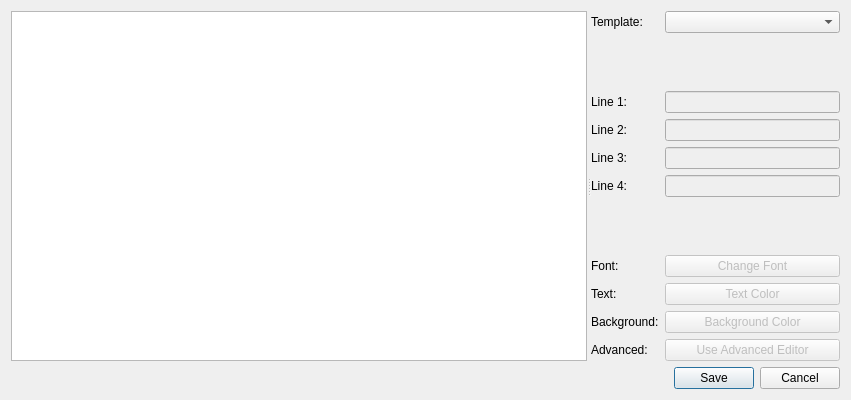
The window that src/windows/ui/title-editor.ui (OpenShot/openshot-qt) describes before a commit, drawn with Qt 5.
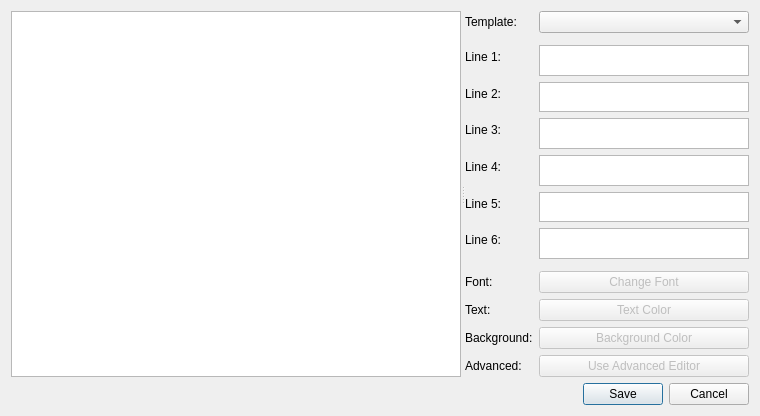
The same window after the commit.

Commit message: Fixed lots of SVG issues with the built-in titles. Alignment of many words was incorrect, and the multi-line titles had a few more issues. Also improved the layout of the title editor, and added a max of 6 editable lines.

```diff
--- a/src/windows/ui/title-editor.ui
+++ b/src/windows/ui/title-editor.ui
@@ -6,8 +6,8 @@
    <rect>
     <x>0</x>
     <y>0</y>
-    <width>851</width>
-    <height>400</height>
+    <width>760</width>
+    <height>416</height>
    </rect>
   </property>
   <property name="windowTitle">
@@ -104,20 +104,17 @@
         </widget>
        </item>
        <item row="3" column="1">
-        <widget class="QLineEdit" name="txtLine1">
-         <property name="enabled">
-          <bool>false</bool>
-         </property>
+        <widget class="QTextEdit" name="txtLine1">
          <property name="sizePolicy">
-          <sizepolicy hsizetype="Minimum" vsizetype="Fixed">
+          <sizepolicy hsizetype="Expanding" vsizetype="MinimumExpanding">
            <horstretch>0</horstretch>
            <verstretch>0</verstretch>
           </sizepolicy>
          </property>
          <property name="minimumSize">
           <size>
-           <width>69</width>
-           <height>0</height>
+           <width>0</width>
+           <height>28</height>
           </size>
          </property>
         </widget>
@@ -130,9 +127,18 @@
         </widget>
        </item>
        <item row="4" column="1">
-        <widget class="QLineEdit" name="txtLine2">
-         <property name="enabled">
-          <bool>false</bool>
+        <widget class="QTextEdit" name="txtLine2">
+         <property name="sizePolicy">
+          <sizepolicy hsizetype="Expanding" vsizetype="MinimumExpanding">
+           <horstretch>0</horstretch>
+           <verstretch>0</verstretch>
+          </sizepolicy>
+         </property>
+         <property name="minimumSize">
+          <size>
+           <width>0</width>
+           <height>28</height>
+          </size>
          </property>
         </widget>
        </item>
@@ -144,9 +150,18 @@
         </widget>
        </item>
        <item row="5" column="1">
-        <widget class="QLineEdit" name="txtLine3">
-         <property name="enabled">
-          <bool>false</bool>
+        <widget class="QTextEdit" name="txtLine3">
+         <property name="sizePolicy">
+          <sizepolicy hsizetype="Expanding" vsizetype="MinimumExpanding">
+           <horstretch>0</horstretch>
+           <verstretch>0</verstretch>
+          </sizepolicy>
+         </property>
+         <property name="minimumSize">
+          <size>
+           <width>0</width>
+           <height>28</height>
+          </size>
          </property>
         </widget>
        </item>
@@ -158,13 +173,45 @@
         </widget>
        </item>
        <item row="6" column="1">
-        <widget class="QLineEdit" name="txtLine4">
-         <property name="enabled">
-          <bool>false</bool>
+        <widget class="QTextEdit" name="txtLine4">
+         <property name="sizePolicy">
+          <sizepolicy hsizetype="Expanding" vsizetype="MinimumExpanding">
+           <horstretch>0</horstretch>
+           <verstretch>0</verstretch>
+          </sizepolicy>
+         </property>
+         <property name="minimumSize">
+          <size>
+           <width>0</width>
+           <height>28</height>
+          </size>
+         </property>
+        </widget>
+       </item>
+       <item row="7" column="0">
+        <widget class="QLabel" name="lblLine5">
+         <property name="text">
+          <string>Line 5:</string>
          </property>
         </widget>
        </item>
        <item row="7" column="1">
+        <widget class="QTextEdit" name="txtLine5">
+         <property name="sizePolicy">
+          <sizepolicy hsizetype="Expanding" vsizetype="MinimumExpanding">
+           <horstretch>0</horstretch>
+           <verstretch>0</verstretch>
+          </sizepolicy>
+         </property>
+         <property name="minimumSize">
+          <size>
+           <width>0</width>
+           <height>28</height>
+          </size>
+         </property>
+        </widget>
+       </item>
+       <item row="9" column="1">
         <spacer name="verticalSpacer_2">
          <property name="orientation">
           <enum>Qt::Vertical</enum>
@@ -177,7 +224,14 @@
          </property>
         </spacer>
        </item>
-       <item row="8" column="1">
+       <item row="10" column="0">
+        <widget class="QLabel" name="lblFont">
+         <property name="text">
+          <string>Font:</string>
+         </property>
+        </widget>
+       </item>
+       <item row="10" column="1">
         <widget class="QPushButton" name="btnFont">
          <property name="enabled">
           <bool>false</bool>
@@ -187,7 +241,14 @@
          </property>
         </widget>
        </item>
-       <item row="9" column="1">
+       <item row="11" column="0">
+        <widget class="QLabel" name="lblTextColor">
+         <property name="text">
+          <string>Text:</string>
+         </property>
+        </widget>
+       </item>
+       <item row="11" column="1">
         <widget class="QPushButton" name="btnFontColor">
          <property name="enabled">
           <bool>false</bool>
@@ -200,7 +261,14 @@
          </property>
         </widget>
        </item>
-       <item row="10" column="1">
+       <item row="12" column="0">
+        <widget class="QLabel" name="lblBackColor">
+         <property name="text">
+          <string>Background:</string>
+         </property>
+        </widget>
+       </item>
+       <item row="12" column="1">
         <widget class="QPushButton" name="btnBackgroundColor">
          <property name="enabled">
           <bool>false</bool>
@@ -213,7 +281,14 @@
          </property>
         </widget>
        </item>
-       <item row="11" column="1">
+       <item row="13" column="0">
+        <widget class="QLabel" name="lblAdvanced">
+         <property name="text">
+          <string>Advanced:</string>
+         </property>
+        </widget>
+       </item>
+       <item row="13" column="1">
         <widget class="QPushButton" name="btnAdvanced">
          <property name="enabled">
           <bool>false</bool>
@@ -223,31 +298,26 @@
          </property>
         </widget>
        </item>
+       <item row="8" column="1">
+        <widget class="QTextEdit" name="txtLine6">
+         <property name="sizePolicy">
+          <sizepolicy hsizetype="Expanding" vsizetype="MinimumExpanding">
+           <horstretch>0</horstretch>
+           <verstretch>0</verstretch>
+          </sizepolicy>
+         </property>
+         <property name="minimumSize">
+          <size>
+           <width>0</width>
+           <height>28</height>
+          </size>
+         </property>
+        </widget>
+       </item>
        <item row="8" column="0">
-        <widget class="QLabel" name="lblFont">
+        <widget class="QLabel" name="lblLine6">
          <property name="text">
-          <string>Font:</string>
-         </property>
-        </widget>
-       </item>
-       <item row="9" column="0">
-        <widget class="QLabel" name="lblTextColor">
-         <property name="text">
-          <string>Text:</string>
-         </property>
-        </widget>
-       </item>
-       <item row="10" column="0">
-        <widget class="QLabel" name="lblBackColor">
-         <property name="text">
-          <string>Background:</string>
-         </property>
-        </widget>
-       </item>
-       <item row="11" column="0">
-        <widget class="QLabel" name="lblAdvanced">
-         <property name="text">
-          <string>Advanced:</string>
+          <string>Line 6:</string>
          </property>
         </widget>
        </item>
```
Left out of the diff: 2 changed lines with no effect on the pictures. The commit also changes 33 other files.
